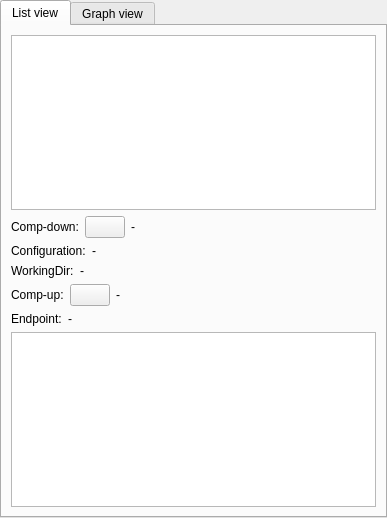
Old version of the form rcmanagerSimple/formManagerSimple.ui in the repository robocomp/tools.
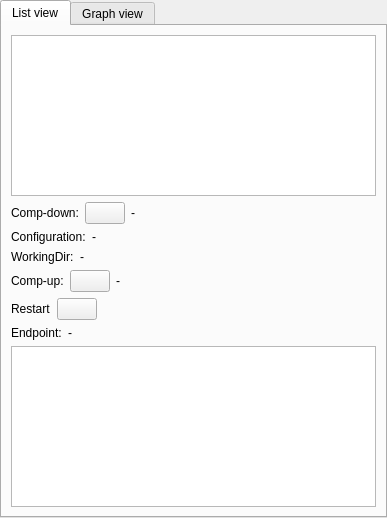
New version of the form. The open tabs and pages were chosen to show the change. Icons and pictures are not drawn.

Commit message: Added missing restart button

Patch:
```diff
--- a/rcmanagerSimple/formManagerSimple.ui
+++ b/rcmanagerSimple/formManagerSimple.ui
@@ -248,6 +248,50 @@
              </item>
             </layout>
            </item>
+           <item>
+            <layout class="QFormLayout" name="formLayout_8">
+             <property name="sizeConstraint">
+              <enum>QLayout::SetNoConstraint</enum>
+             </property>
+             <property name="fieldGrowthPolicy">
+              <enum>QFormLayout::FieldsStayAtSizeHint</enum>
+             </property>
+             <item row="0" column="0">
+              <layout class="QFormLayout" name="formLayout_9">
+               <property name="sizeConstraint">
+                <enum>QLayout::SetNoConstraint</enum>
+               </property>
+               <property name="fieldGrowthPolicy">
+                <enum>QFormLayout::FieldsStayAtSizeHint</enum>
+               </property>
+               <item row="0" column="0">
+                <widget class="QLabel" name="label_6">
+                 <property name="text">
+                  <string>Restart</string>
+                 </property>
+                </widget>
+               </item>
+               <item row="0" column="1">
+                <widget class="QPushButton" name="restartButton">
+                 <property name="sizePolicy">
+                  <sizepolicy hsizetype="Minimum" vsizetype="Fixed">
+                   <horstretch>0</horstretch>
+                   <verstretch>0</verstretch>
+                  </sizepolicy>
+                 </property>
+                 <property name="text">
+                  <string/>
+                 </property>
+                 <property name="icon">
+                  <iconset>
+                   <normaloff>../../../../../../../../../../../../opt/rcmanager/share/up.png</normaloff>../../../../../../../../../../../../opt/rcmanager/share/up.png</iconset>
+                 </property>
+                </widget>
+               </item>
+              </layout>
+             </item>
+            </layout>
+           </item>
            <item>
             <layout class="QFormLayout" name="formLayout">
              <property name="sizeConstraint">
```
Left out of the diff: 2 changed lines with no effect on the pictures. The commit also changes 1 other file.
